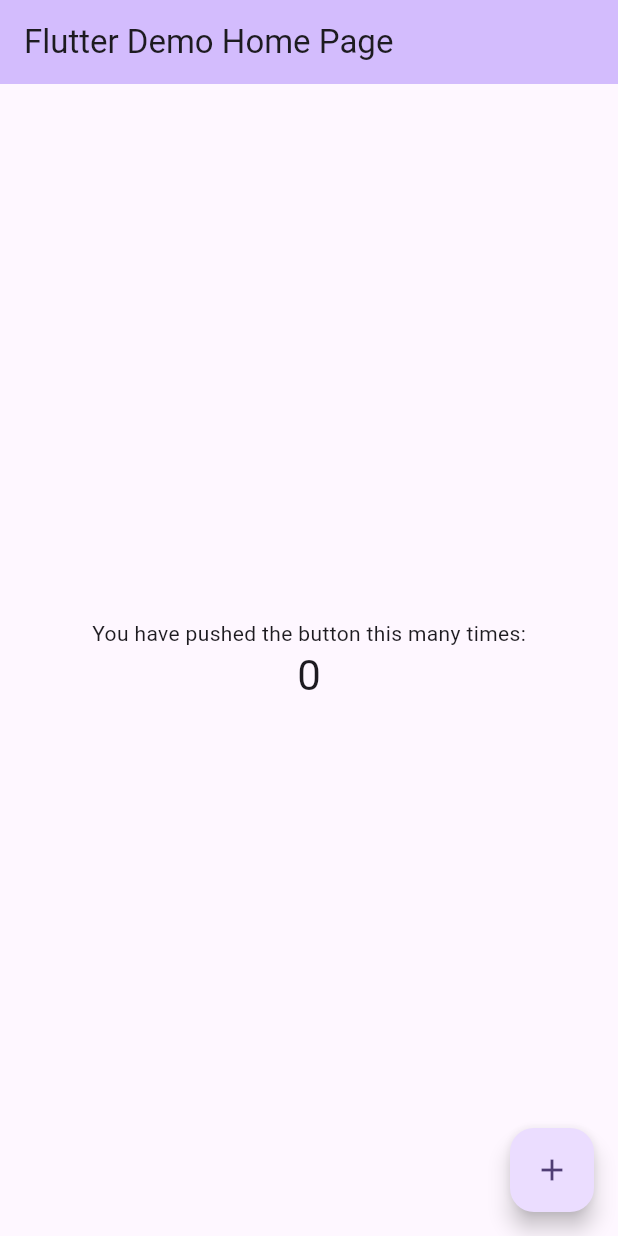
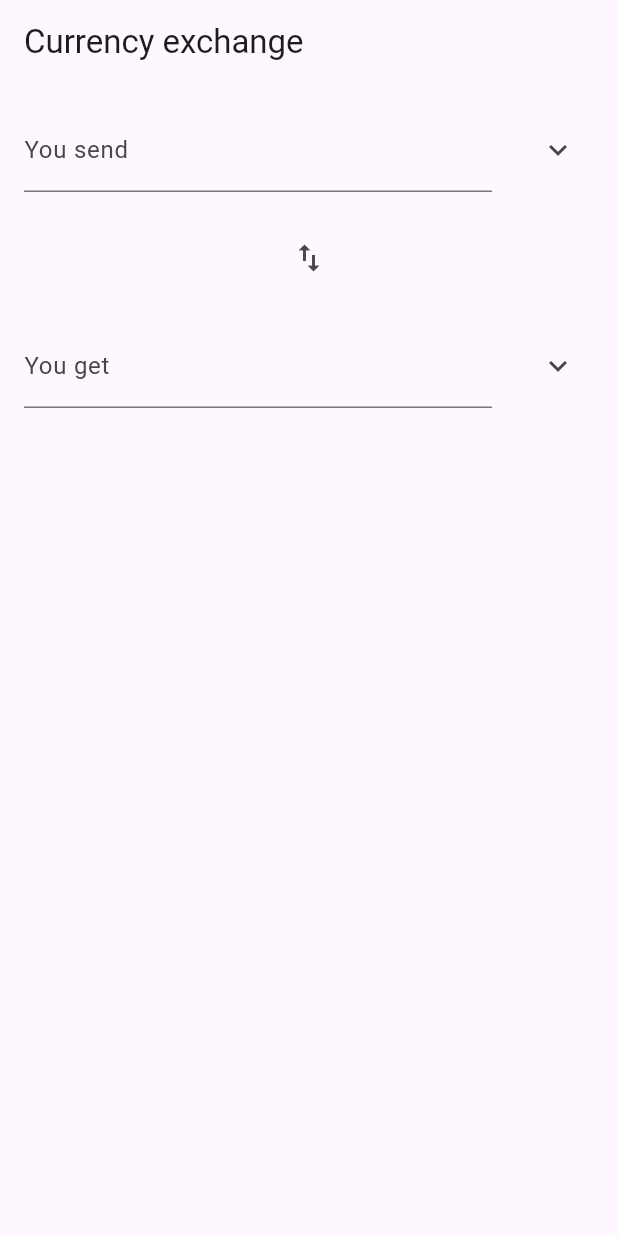
Before and after one commit to pechischev-old/sandbox_test_task, a Flutter app: the screen it shows after launch, on a phone screen of 412 x 824 dp. Run offline on Flutter 3.47's test engine with Material 3 defaults, Android fonts, the phone set to English and light mode, and no system bars; our stand-ins replace gap.

Commit message:
feature: added the structure of the screen

```diff
--- /dev/null
+++ b/lib/app.dart
@@ -0,0 +1,21 @@
+import 'package:flutter/material.dart';
+
+import 'config/themes.dart';
+import 'screens/converter.dart';
+
+class App extends StatelessWidget {
+  const App({super.key});
+
+  @override
+  Widget build(BuildContext context) {
+    return MaterialApp(
+      title: 'Currency converter',
+      theme: lightTheme,
+      darkTheme: darkTheme,
+      supportedLocales: const [
+        Locale('en'), // English
+      ],
+      home: const ConverterScreen(),
+    );
+  }
+}
--- /dev/null
+++ b/lib/config/themes.dart
@@ -0,0 +1,11 @@
+import 'package:flutter/material.dart';
+
+final ThemeData lightTheme = ThemeData(
+  useMaterial3: true,
+  colorScheme: ColorScheme.fromSeed(seedColor: Colors.deepPurple),
+);
+
+final ThemeData darkTheme = ThemeData(
+  useMaterial3: true,
+  colorScheme: ColorScheme.fromSeed(seedColor: Colors.purple),
+);
--- a/lib/main.dart
+++ b/lib/main.dart
@@ -1,125 +1,23 @@
+import 'dart:ui';
+
 import 'package:flutter/material.dart';
+import 'package:flutter/services.dart';
 
-void main() {
-  runApp(const MyApp());
+import 'app.dart';
+
+void main() async {
+  WidgetsFlutterBinding.ensureInitialized();
+  await SystemChrome.setPreferredOrientations([DeviceOrientation.portraitUp]);
+
+  FlutterError.onError = (error) {
+    FlutterError.presentError(error);
+    // Logger.captureFlutterException(error, error.stack);
+  };
+
+  PlatformDispatcher.instance.onError = (error, stack) {
+    // Logger.capturePlatformException(error, stack);
+    return true;
+  };
+
+  runApp(const App());
 }
-
-class MyApp extends StatelessWidget {
-  const MyApp({super.key});
-
-  // This widget is the root of your application.
-  @override
-  Widget build(BuildContext context) {
-    return MaterialApp(
-      title: 'Flutter Demo',
-      theme: ThemeData(
-        // This is the theme of your application.
-        //
-        // TRY THIS: Try running your application with "flutter run". You'll see
-        // the application has a purple toolbar. Then, without quitting the app,
-        // try changing the seedColor in the colorScheme below to Colors.green
-        // and then invoke "hot reload" (save your changes or press the "hot
-        // reload" button in a Flutter-supported IDE, or press "r" if you used
-        // the command line to start the app).
-        //
-        // Notice that the counter didn't reset back to zero; the application
-        // state is not lost during the reload. To reset the state, use hot
-        // restart instead.
-        //
-        // This works for code too, not just values: Most code changes can be
-        // tested with just a hot reload.
-        colorScheme: ColorScheme.fromSeed(seedColor: Colors.deepPurple),
-        useMaterial3: true,
-      ),
-      home: const MyHomePage(title: 'Flutter Demo Home Page'),
-    );
-  }
-}
-
-class MyHomePage extends StatefulWidget {
-  const MyHomePage({super.key, required this.title});
-
-  // This widget is the home page of your application. It is stateful, meaning
-  // that it has a State object (defined below) that contains fields that affect
-  // how it looks.
-
-  // This class is the configuration for the state. It holds the values (in this
-  // case the title) provided by the parent (in this case the App widget) and
-  // used by the build method of the State. Fields in a Widget subclass are
-  // always marked "final".
-
-  final String title;
-
-  @override
-  State<MyHomePage> createState() => _MyHomePageState();
-}
-
-class _MyHomePageState extends State<MyHomePage> {
-  int _counter = 0;
-
-  void _incrementCounter() {
-    setState(() {
-      // This call to setState tells the Flutter framework that something has
-      // changed in this State, which causes it to rerun the build method below
-      // so that the display can reflect the updated values. If we changed
-      // _counter without calling setState(), then the build method would not be
-      // called again, and so nothing would appear to happen.
-      _counter++;
-    });
-  }
-
-  @override
-  Widget build(BuildContext context) {
-    // This method is rerun every time setState is called, for instance as done
-    // by the _incrementCounter method above.
-    //
-    // The Flutter framework has been optimized to make rerunning build methods
-    // fast, so that you can just rebuild anything that needs updating rather
-    // than having to individually change instances of widgets.
-    return Scaffold(
-      appBar: AppBar(
-        // TRY THIS: Try changing the color here to a specific color (to
-        // Colors.amber, perhaps?) and trigger a hot reload to see the AppBar
-        // change color while the other colors stay the same.
-        backgroundColor: Theme.of(context).colorScheme.inversePrimary,
-        // Here we take the value from the MyHomePage object that was created by
-        // the App.build method, and use it to set our appbar title.
-        title: Text(widget.title),
-      ),
-      body: Center(
-        // Center is a layout widget. It takes a single child and positions it
-        // in the middle of the parent.
-        child: Column(
-          // Column is also a layout widget. It takes a list of children and
-          // arranges them vertically. By default, it sizes itself to fit its
-          // children horizontally, and tries to be as tall as its parent.
-          //
-          // Column has various properties to control how it sizes itself and
-          // how it positions its children. Here we use mainAxisAlignment to
-          // center the children vertically; the main axis here is the vertical
-          // axis because Columns are vertical (the cross axis would be
-          // horizontal).
-          //
-          // TRY THIS: Invoke "debug painting" (choose the "Toggle Debug Paint"
-          // action in the IDE, or press "p" in the console), to see the
-          // wireframe for each widget.
-          mainAxisAlignment: MainAxisAlignment.center,
-          children: <Widget>[
-            const Text(
-              'You have pushed the button this many times:',
-            ),
-            Text(
-              '$_counter',
-              style: Theme.of(context).textTheme.headlineMedium,
-            ),
-          ],
-        ),
-      ),
-      floatingActionButton: FloatingActionButton(
-        onPressed: _incrementCounter,
-        tooltip: 'Increment',
-        child: const Icon(Icons.add),
-      ), // This trailing comma makes auto-formatting nicer for build methods.
-    );
-  }
-}
--- /dev/null
+++ b/lib/screens/converter.dart
@@ -0,0 +1,82 @@
+import 'package:flutter/material.dart';
+import 'package:gap/gap.dart';
+
+class ConverterScreen extends StatelessWidget {
+  const ConverterScreen({super.key});
+
+  @override
+  Widget build(BuildContext context) {
+    return Scaffold(
+      appBar: AppBar(
+        title: const Text('Currency exchange'),
+      ),
+      body: SafeArea(
+        child: ListView(
+          padding: const EdgeInsets.all(16),
+          children: [
+            Row(
+              mainAxisSize: MainAxisSize.min,
+              crossAxisAlignment: CrossAxisAlignment.center,
+              children: [
+                Expanded(
+                  child: _MoneyTextField(
+                    label: 'You send',
+                  ),
+                ),
+                const Gap(20),
+                IconButton(
+                  onPressed: () {},
+                  icon: const Icon(Icons.keyboard_arrow_down_sharp),
+                ),
+              ],
+            ),
+            Padding(
+              padding: const EdgeInsets.symmetric(vertical: 20),
+              child: IconButton(
+                onPressed: () {},
+                icon: const Icon(Icons.import_export),
+              ),
+            ),
+            Row(
+              children: [
+                Expanded(
+                  child: _MoneyTextField(
+                    label: 'You get',
+                  ),
+                ),
+                const Gap(20),
+                IconButton(
+                  onPressed: () {},
+                  icon: const Icon(Icons.keyboard_arrow_down_sharp),
+                ),
+              ],
+            )
+          ],
+        ),
+      ),
+    );
+  }
+}
+
+class _MoneyTextField extends StatelessWidget {
+  final String label;
+
+  const _MoneyTextField({required this.label});
+
+  @override
+  Widget build(BuildContext context) {
+    return TextField(
+      keyboardType: const TextInputType.numberWithOptions(
+        signed: true,
+        decimal: true,
+      ),
+      inputFormatters: [
+        // TODO: will add a formatter for digits
+      ],
+      decoration: InputDecoration(
+        labelText: label,
+        hintText: '0.0'
+      ),
+    );
+  }
+}
```
Also changed, not shown: pubspec.yaml (+12 -62 lines), pubspec.lock, 5 other files.
